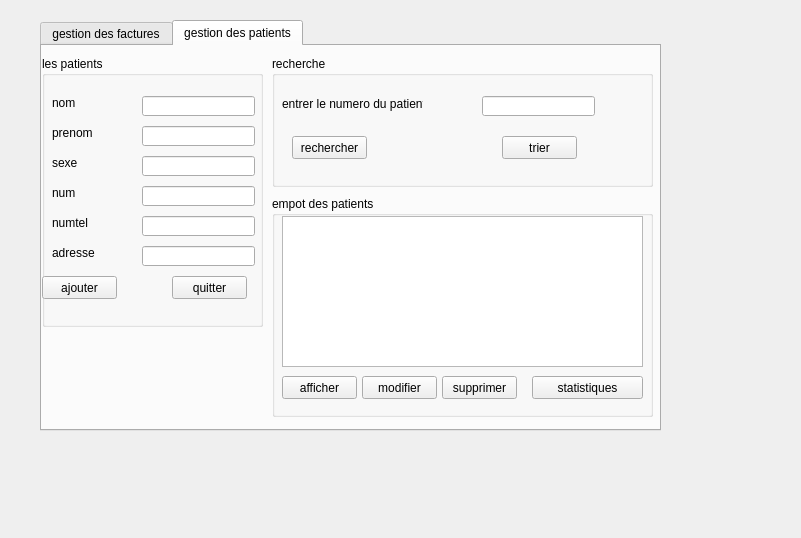
This is wwindow.ui in fedinaimi/E-health_2A4 as Qt 5 draws it before an edit. The edited form follows.
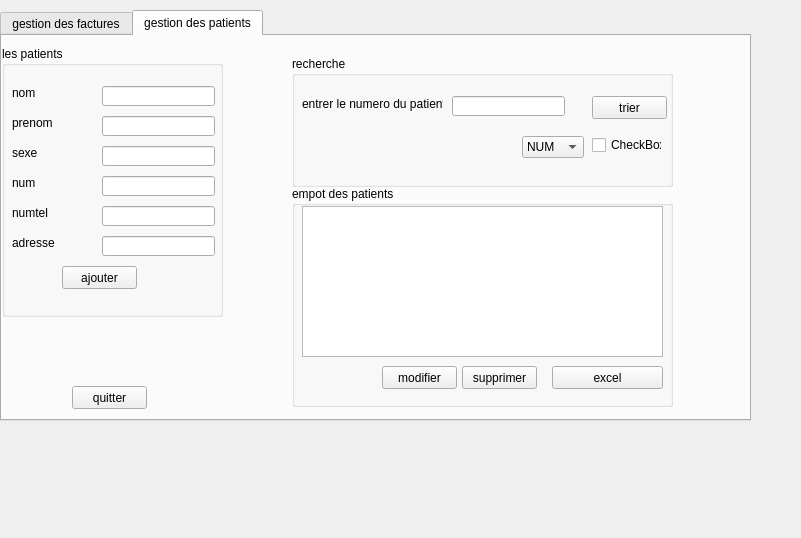
This is the edited form. The open tabs and pages were chosen to show the change.

The edit to the form file:
```diff
--- a/wwindow.ui
+++ b/wwindow.ui
@@ -16,9 +16,9 @@
   <widget class="QTabWidget" name="tabWidget">
    <property name="geometry">
     <rect>
-     <x>40</x>
-     <y>20</y>
-     <width>621</width>
+     <x>0</x>
+     <y>10</y>
+     <width>751</width>
      <height>411</height>
     </rect>
    </property>
@@ -388,7 +388,7 @@
      <widget class="QPushButton" name="pushButton_15">
       <property name="geometry">
        <rect>
-        <x>0</x>
+        <x>60</x>
         <y>220</y>
         <width>75</width>
         <height>23</height>
@@ -398,25 +398,12 @@
        <string>ajouter</string>
       </property>
      </widget>
-     <widget class="QPushButton" name="pushButton_16">
-      <property name="geometry">
-       <rect>
-        <x>130</x>
-        <y>220</y>
-        <width>75</width>
-        <height>23</height>
-       </rect>
-      </property>
-      <property name="text">
-       <string>quitter</string>
-      </property>
-     </widget>
     </widget>
     <widget class="QGroupBox" name="groupBox_5">
      <property name="geometry">
       <rect>
-       <x>230</x>
-       <y>10</y>
+       <x>290</x>
+       <y>20</y>
        <width>381</width>
        <height>131</height>
       </rect>
@@ -440,44 +427,59 @@
      <widget class="QLineEdit" name="lineEdit_9">
       <property name="geometry">
        <rect>
-        <x>210</x>
+        <x>160</x>
         <y>40</y>
         <width>113</width>
         <height>20</height>
        </rect>
       </property>
      </widget>
-     <widget class="QPushButton" name="pushButton_9">
-      <property name="geometry">
-       <rect>
-        <x>20</x>
-        <y>80</y>
-        <width>75</width>
-        <height>23</height>
-       </rect>
-      </property>
-      <property name="text">
-       <string>rechercher</string>
-      </property>
-     </widget>
      <widget class="QPushButton" name="pushButton_10">
       <property name="geometry">
        <rect>
+        <x>300</x>
+        <y>40</y>
+        <width>75</width>
+        <height>23</height>
+       </rect>
+      </property>
+      <property name="text">
+       <string>trier</string>
+      </property>
+     </widget>
+     <widget class="QComboBox" name="comboBox">
+      <property name="geometry">
+       <rect>
         <x>230</x>
         <y>80</y>
-        <width>75</width>
-        <height>23</height>
+        <width>62</width>
+        <height>22</height>
+       </rect>
+      </property>
+      <item>
+       <property name="text">
+        <string>NUM</string>
+       </property>
+      </item>
+     </widget>
+     <widget class="QCheckBox" name="checkBox">
+      <property name="geometry">
+       <rect>
+        <x>300</x>
+        <y>80</y>
+        <width>70</width>
+        <height>18</height>
        </rect>
       </property>
       <property name="text">
-       <string>trier</string>
+       <string>CheckBox</string>
       </property>
      </widget>
     </widget>
     <widget class="QGroupBox" name="groupBox_6">
      <property name="geometry">
       <rect>
-       <x>230</x>
+       <x>290</x>
        <y>150</y>
        <width>381</width>
        <height>221</height>
@@ -496,19 +498,6 @@
        </rect>
       </property>
      </widget>
-     <widget class="QPushButton" name="pushButton_11">
-      <property name="geometry">
-       <rect>
-        <x>10</x>
-        <y>180</y>
-        <width>75</width>
-        <height>23</height>
-       </rect>
-      </property>
-      <property name="text">
-       <string>afficher</string>
-      </property>
-     </widget>
      <widget class="QPushButton" name="pushButton_12">
       <property name="geometry">
        <rect>
@@ -545,10 +534,23 @@
        </rect>
       </property>
       <property name="text">
-       <string>statistiques</string>
+       <string>excel</string>
       </property>
      </widget>
     </widget>
+    <widget class="QPushButton" name="pushButton_16">
+     <property name="geometry">
+      <rect>
+       <x>70</x>
+       <y>350</y>
+       <width>75</width>
+       <height>23</height>
+      </rect>
+     </property>
+     <property name="text">
+      <string>quitter</string>
+     </property>
+    </widget>
    </widget>
   </widget>
  </widget>
```
Left out of the diff: 36 changed lines with no effect on the pictures.
